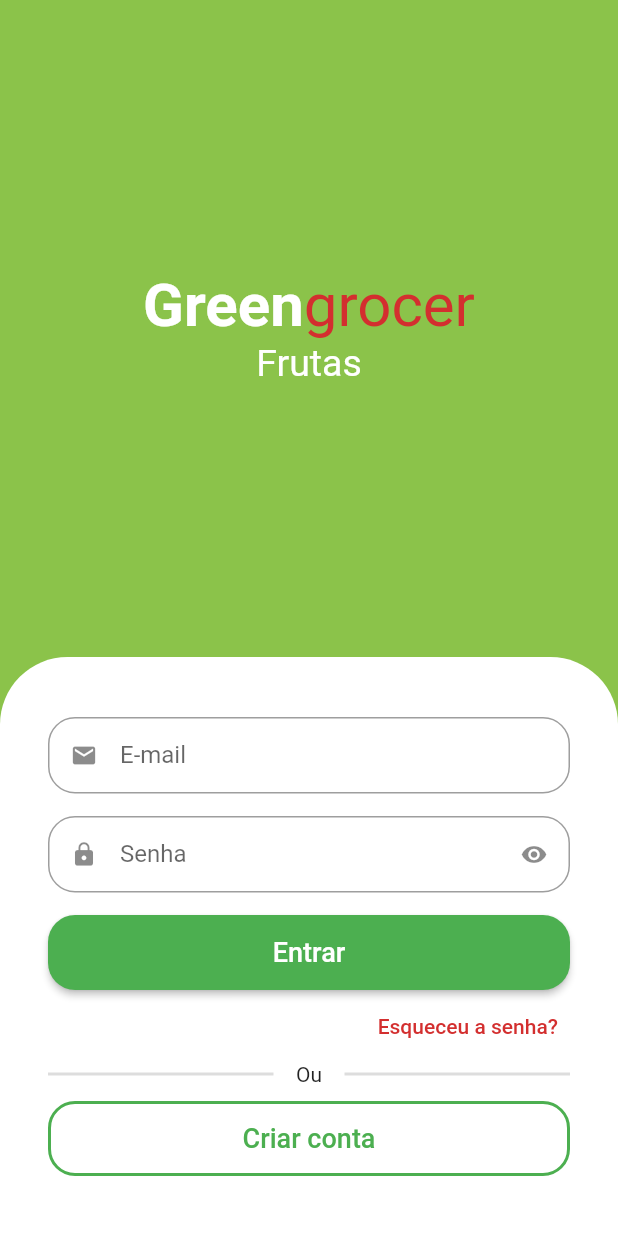
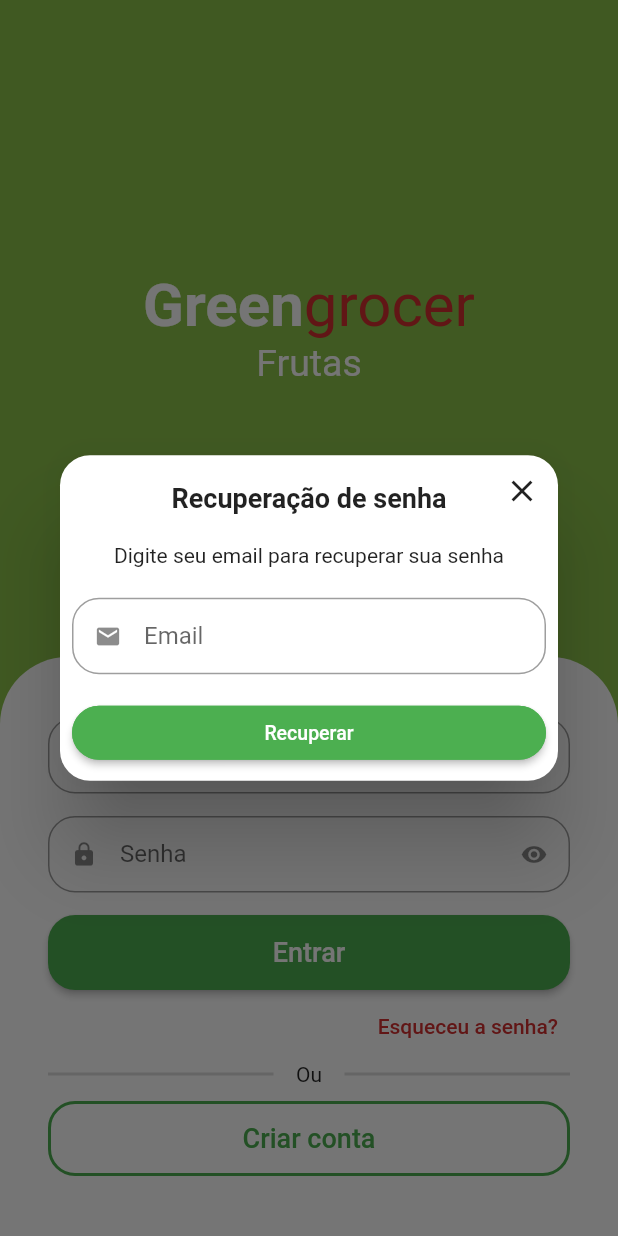
Before and after one commit to dlmoraes/greengrocer, a Flutter app: the SignInScreen screen opened by its route, after a tap on "Esqueceu a senha?", on a phone screen of 412 x 824 dp. Run offline on Flutter 3.47's test engine with Material 2 defaults, Android fonts, the phone set to English and light mode, and no system bars; drawn by our look-alikes of animated_text_kit; our stand-ins replace badges, dio, flutter_secure_storage, fluttertoast, freezed_annotation, get and 3 more; missing offline and left inert: add_to_cart_animation; accounts and stored records are empty.

```diff
--- a/lib/src/constants/endpoints.dart
+++ b/lib/src/constants/endpoints.dart
@@ -4,4 +4,5 @@ abstract class Endpoints {
   static const String signin = '$baseUrl/login';
   static const String signup = '$baseUrl/signup';
   static const String validateToken = '$baseUrl/validate-token';
+  static const String resetPassword = '$baseUrl/reset-password';
 }
--- a/lib/src/pages/auth/controller/auth_controller.dart
+++ b/lib/src/pages/auth/controller/auth_controller.dart
@@ -93,4 +93,9 @@ class AuthController extends GetxController {
     utilsServices.saveLocalData(key: StorageKeys.token, data: user.token!);
     Get.offAllNamed(PagesRoutes.baseRoute);
   }
+
+  Future<void> resetPassword(String email) async {
+    await authRepository.resetPassword(email);
+  }
+
 }
--- a/lib/src/pages/auth/repository/auth_repository.dart
+++ b/lib/src/pages/auth/repository/auth_repository.dart
@@ -58,4 +58,12 @@ class AuthRepository {
 
     return handleUserOrError(result);
   }
+
+    Future<void> resetPassword(String email) async {
+    await _httpManager.restRequest(
+      url: Endpoints.resetPassword,
+      method: HttpMethods.post,
+      body: {'email': email},
+    );
+  }
 }
--- /dev/null
+++ b/lib/src/pages/auth/view/components/forgot_password_dialog.dart
@@ -0,0 +1,114 @@
+import 'package:flutter/material.dart';
+import 'package:get/get.dart';
+import 'package:greengrocer/src/pages/auth/controller/auth_controller.dart';
+import 'package:greengrocer/src/pages/commom_widgets/custom_text_field.dart';
+import 'package:greengrocer/src/services/validators.dart';
+
+class ForgotPasswordDialog extends StatelessWidget {
+  final emailController = TextEditingController();
+
+  ForgotPasswordDialog({
+    required String email,
+    Key? key,
+  }) : super(key: key) {
+    emailController.text = email;
+  }
+
+  final _formFieldKey = GlobalKey<FormFieldState>();
+  final authController = Get.find<AuthController>();
+
+  @override
+  Widget build(BuildContext context) {
+    return Dialog(
+      shape: RoundedRectangleBorder(
+        borderRadius: BorderRadius.circular(20),
+      ),
+      child: Stack(
+        alignment: Alignment.center,
+        children: [
+          // Conteúdo
+          Padding(
+            padding: const EdgeInsets.all(8.0),
+            child: Column(
+              crossAxisAlignment: CrossAxisAlignment.stretch,
+              mainAxisSize: MainAxisSize.min,
+              children: [
+                // Titulo
+                const Padding(
+                  padding: EdgeInsets.symmetric(vertical: 10),
+                  child: Text(
+                    'Recuperação de senha',
+                    textAlign: TextAlign.center,
+                    style: TextStyle(
+                      fontWeight: FontWeight.bold,
+                      fontSize: 18,
+                    ),
+                  ),
+                ),
+
+                // Descrição
+                const Padding(
+                  padding: EdgeInsets.only(
+                    top: 10,
+                    bottom: 20,
+                  ),
+                  child: Text(
+                    'Digite seu email para recuperar sua senha',
+                    textAlign: TextAlign.center,
+                    style: TextStyle(),
+                  ),
+                ),
+
+                // Campo de email
+                CustomTextField(
+                  formFieldKey: _formFieldKey,
+                  controller: emailController,
+                  icon: Icons.email,
+                  label: 'Email',
+                  validator: emailValidator,
+                ),
+
+                // Confirmar
+                ElevatedButton(
+                  style: ElevatedButton.styleFrom(
+                    shape: RoundedRectangleBorder(
+                      borderRadius: BorderRadius.circular(20),
+                    ),
+                    side: const BorderSide(
+                      width: 2,
+                      color: Colors.green,
+                    ),
+                  ),
+                  onPressed: () {
+                    if (_formFieldKey.currentState!.validate()) {
+                      authController.resetPassword(emailController.text);
+                      Get.back(result: true);
+                    }
+                  },
+                  child: const Text(
+                    'Recuperar',
+                    style: TextStyle(
+                      fontSize: 13,
+                    ),
+                  ),
+                ),
+              ],
+            ),
+          ),
+
+          // Botão para fechar
+          Positioned(
+            top: 0,
+            right: 0,
+            child: IconButton(
+              onPressed: () {
+                Navigator.of(context).pop();
+              },
+              icon: const Icon(Icons.close),
+            ),
+          ),
+        ],
+      ),
+    );
+  }
+}
--- a/lib/src/pages/auth/view/sign_in_screen.dart
+++ b/lib/src/pages/auth/view/sign_in_screen.dart
@@ -3,6 +3,7 @@ import 'package:flutter/material.dart';
 import 'package:get/get.dart';
 import 'package:greengrocer/src/config/custom_colors.dart';
 import 'package:greengrocer/src/pages/auth/controller/auth_controller.dart';
+import 'package:greengrocer/src/pages/auth/view/components/forgot_password_dialog.dart';
 import 'package:greengrocer/src/pages/cart/components/app_name_widget.dart';
 import 'package:greengrocer/src/pages/commom_widgets/custom_text_field.dart';
 import 'package:greengrocer/src/pages_routes/app_pages.dart';
@@ -144,7 +145,16 @@ class SignInScreen extends StatelessWidget {
                         Align(
                           alignment: Alignment.centerRight,
                           child: TextButton(
-                            onPressed: () {},
+                            onPressed: () {
+                              showDialog(
+                                context: context,
+                                builder: (_) {
+                                  return ForgotPasswordDialog(
+                                    email: emailController.text,
+                                  );
+                                },
+                              );
+                            },
                             child: Text(
                               'Esqueceu a senha?',
                               style: TextStyle(
--- a/lib/src/pages/commom_widgets/custom_text_field.dart
+++ b/lib/src/pages/commom_widgets/custom_text_field.dart
@@ -12,6 +12,7 @@ class CustomTextField extends StatefulWidget {
   final String? Function(String?)? validator;
   final TextEditingController? controller;
   final void Function(String?)? onSaved;
+  final GlobalKey<FormFieldState>? formFieldKey;
 
   const CustomTextField({
     Key? key,
@@ -25,6 +26,7 @@ class CustomTextField extends StatefulWidget {
     this.validator,
     this.controller,
     this.onSaved,
+    this.formFieldKey,
   }) : super(key: key);
 
   @override
@@ -45,6 +47,7 @@ class _CustomTextFieldState extends State<CustomTextField> {
     return Padding(
       padding: const EdgeInsets.only(bottom: 15),
       child: TextFormField(
+        key: widget.formFieldKey,
         controller: widget.controller,
         readOnly: widget.readOnly,
         initialValue: widget.initialValue,
```
